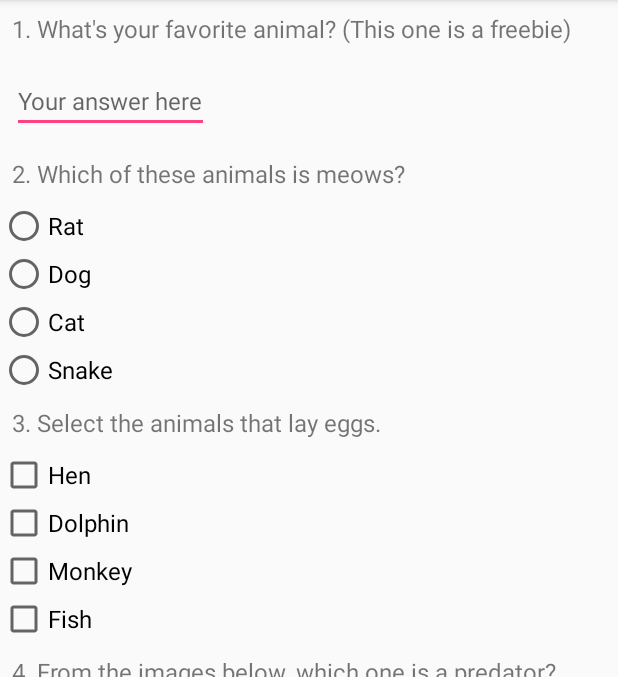
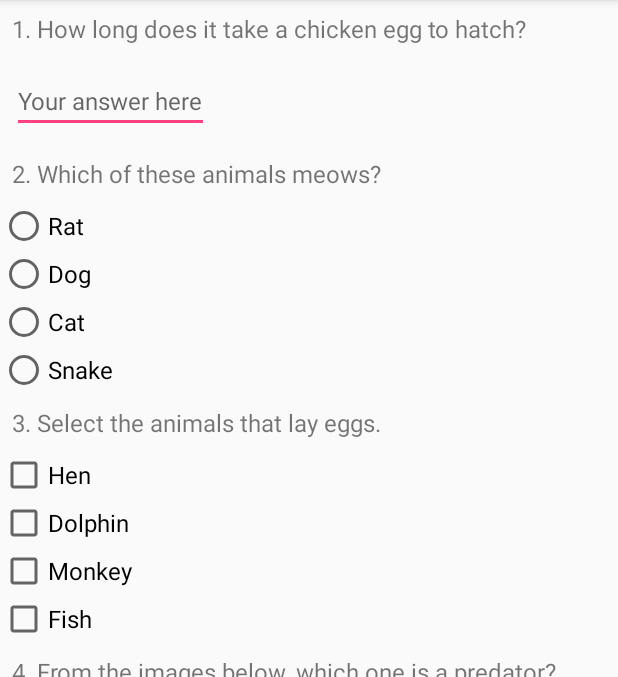
Before and after one commit to darwinyip/Quizoology, an Android app: the screen it shows after launch (MainActivity), after a tap on "SUBMIT", on a phone screen of 412 x 824 dp, the part 84-761 px from its top. Run offline under Robolectric (Android 15) with nearby library versions, the phone set to English and light mode, and no system bars.

Commit message:
Changed question 1 to follow rubric

```diff
--- a/app/src/main/java/local/darwin/quizoology/MainActivity.java
+++ b/app/src/main/java/local/darwin/quizoology/MainActivity.java
@@ -33,10 +33,9 @@ public class MainActivity extends AppCompatActivity {
 
     public void checkAnswers(View view) {
         int results = 0;
-        boolean freebie = false;
+
         String q1_a = q1_edittext.getText().toString();
-        if (!q1_a.isEmpty()) {
-            freebie = true;
+        if (q1_a.equals("21") || q1_a.toLowerCase().equals("twenty one")) {
             results += 1;
         }
 
@@ -53,13 +52,9 @@ public class MainActivity extends AppCompatActivity {
         }
 
         if (results < 4) {
-            String text = getString(R.string.bad_result, results);
-            if (!freebie) {
-                text += getString(R.string.freebie);
-            }
-            Toast.makeText(this, text, Toast.LENGTH_LONG).show();
+            Toast.makeText(this, getString(R.string.bad_result, results), Toast.LENGTH_LONG).show();
         } else {
-            Toast.makeText(this, getString(R.string.good_result, q1_a), Toast.LENGTH_LONG).show();
+            Toast.makeText(this, getString(R.string.good_result), Toast.LENGTH_LONG).show();
         }
     }
 }
--- a/app/src/main/res/values/strings.xml
+++ b/app/src/main/res/values/strings.xml
@@ -1,8 +1,8 @@
 <resources>
     <string name="app_name">Quizoology</string>
-    <string name="q1">1. What\'s your favorite animal? (This one is a freebie)</string>
+    <string name="q1">1. How long does it take a chicken egg to hatch?</string>
     <string name="q1_a">Your answer here</string>
-    <string name="q2">2. Which of these animals is meows?</string>
+    <string name="q2">2. Which of these animals meows?</string>
     <string name="q2_a1">Rat</string>
     <string name="q2_a2">Dog</string>
     <string name="q2_a3">Cat</string>
@@ -18,7 +18,7 @@
     <string name="submit">Submit</string>
     <string name="bad_result">"You've got %1$d/4 correct. Please try again."</string>
     <string name="freebie">" Also, why didn\'t you answer the 1st question?? It was free!!"</string>
-    <string name="good_result">"You got all the answers correct! By the way, my favorite animal is also the %1$s!"</string>
+    <string name="good_result">"You got all the answers correct!"</string>
     <string name="desc_giraffe">Image of a giraffe</string>
     <string name="desc_lion">Image of a lion</string>
 </resources>
--- a/build.gradle
+++ b/build.gradle
@@ -7,7 +7,7 @@ buildscript {
         jcenter()
     }
     dependencies {
-        classpath 'com.android.tools.build:gradle:3.0.1'
+        classpath 'com.android.tools.build:gradle:3.1.2'
 
 
         // NOTE: Do not place your application dependencies here; they belong
```
Also changed, not shown: gradle/wrapper/gradle-wrapper.properties.
